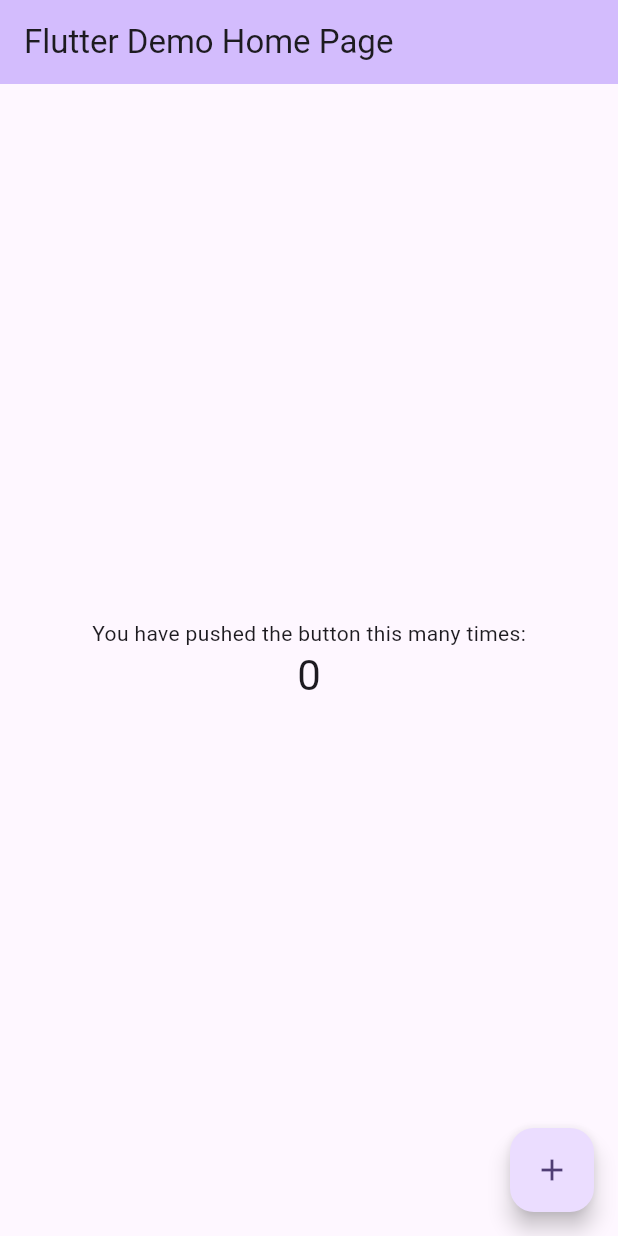
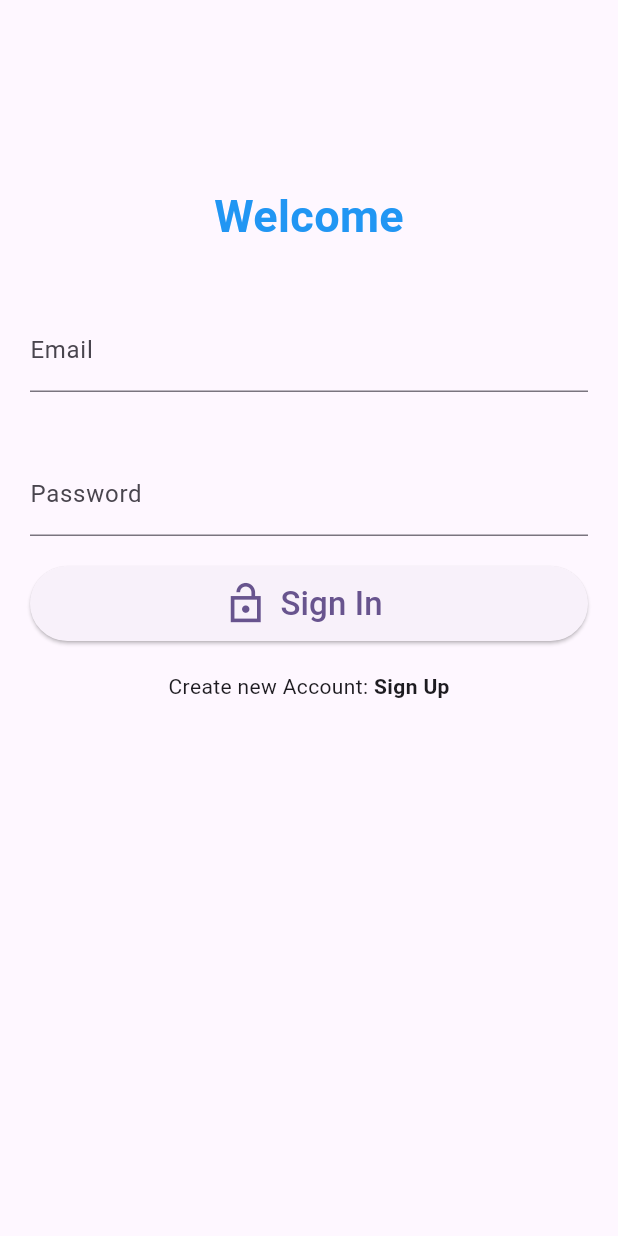
Before and after one commit to teonakuzmanovska/Mobile_Information_Systems, a Flutter app: the screen it shows after launch, on a phone screen of 412 x 824 dp. Run offline on Flutter 3.47's test engine with Material 3 defaults, Android fonts, the phone set to English and light mode, and no system bars; our stand-ins replace firebase_auth, firebase_core; accounts and stored records are empty.

Commit message:
added login and signup functionalities

```diff
--- /dev/null
+++ b/labs/lab3/lib/auth/login_screen.dart
@@ -0,0 +1,121 @@
+import 'package:firebase_auth/firebase_auth.dart';
+import 'package:flutter/material.dart';
+import 'package:lab3/auth/register_screen.dart';
+
+import '../screens/home_screen.dart';
+
+class Login extends StatefulWidget {
+  const Login({super.key});
+  static const String id = "signinScreen";
+
+  @override
+  _LoginScreenState createState() => _LoginScreenState();
+}
+
+class _LoginScreenState extends State<Login> {
+  final TextEditingController _passwordTextController = TextEditingController();
+  final TextEditingController _emailTextController = TextEditingController();
+  bool passwordError = false;
+  bool emailError = false;
+  String loginErrorMessage = "test";
+  bool loginFail = false;
+
+  Future _login() async {
+    try {
+      await FirebaseAuth.instance
+          .signInWithEmailAndPassword(
+              email: _emailTextController.text,
+              password: _passwordTextController.text)
+          .then((value) =>
+              // print("User signed in successfully!");
+              Navigator.push(context,
+                  MaterialPageRoute(builder: (context) => const MyHomePage())));
+    } on FirebaseAuthException catch (e) {
+      print("ERROR");
+      print(e.message);
+      loginFail = true;
+      loginErrorMessage = e.message!;
+
+      if (loginErrorMessage ==
+          "There is no user record corresponding to this identifier. The user may have been deleted.") {
+        emailError = true;
+        loginErrorMessage = "User does not exist, please create new account";
+      } else {
+        passwordError = true;
+        loginErrorMessage = "Password is incorrect";
+      }
+    }
+  }
+
+  @override
+  Widget build(BuildContext context) {
+    return Scaffold(
+        resizeToAvoidBottomInset: false,
+        body: Container(
+            alignment: Alignment.center,
+            child: Padding(
+                padding: EdgeInsets.fromLTRB(
+                    20, MediaQuery.of(context).size.height * 0.1, 20, 0),
+                child: Column(children: <Widget>[
+                  const SizedBox(height: 40),
+                  const Text(
+                    "Welcome",
+                    style: TextStyle(
+                        color: Colors.blue,
+                        fontWeight: FontWeight.bold,
+                        fontSize: 30),
+                  ),
+                  const SizedBox(height: 40),
+                  TextField(
+                    controller: _emailTextController,
+                    textInputAction: TextInputAction.next,
+                    decoration: InputDecoration(
+                        labelText: "Email",
+                        errorText: emailError ? loginErrorMessage : null),
+                  ),
+                  const SizedBox(height: 40),
+                  TextField(
+                    controller: _passwordTextController,
+                    textInputAction: TextInputAction.done,
+                    decoration: InputDecoration(
+                        labelText: "Password",
+                        errorText: passwordError ? loginErrorMessage : null),
+                    obscureText: true,
+                  ),
+                  const SizedBox(height: 20),
+                  ElevatedButton.icon(
+                    style: ElevatedButton.styleFrom(
+                        minimumSize: const Size.fromHeight(50)),
+                    icon: const Icon(
+                      Icons.lock_open_sharp,
+                      size: 30,
+                    ),
+                    label: const Text(
+                      "Sign In",
+                      style: TextStyle(fontSize: 22),
+                    ),
+                    onPressed: _login,
+                  ),
+                  const SizedBox(height: 20),
+                  signUpOption()
+                ]))));
+  }
+
+  Row signUpOption() {
+    return Row(
+      mainAxisAlignment: MainAxisAlignment.center,
+      children: [
+        const Text("Create new Account:"),
+        GestureDetector(
+            onTap: () {
+              Navigator.push(context,
+                  MaterialPageRoute(builder: (context) => const Register()));
+            },
+            child: const Text(
+              " Sign Up",
+              style: TextStyle(fontWeight: FontWeight.bold),
+            )),
+      ],
+    );
+  }
+}
--- a/labs/lab3/lib/main.dart
+++ b/labs/lab3/lib/main.dart
@@ -1,12 +1,13 @@
 import 'package:firebase_core/firebase_core.dart';
 import 'package:flutter/material.dart';
+import 'package:lab3/auth/login_screen.dart';
 import 'package:lab3/firebase_options.dart';
 
 void main() async {
+  runApp(const MyApp());
   await Firebase.initializeApp(
     options: DefaultFirebaseOptions.currentPlatform,
   );
-  runApp(const MyApp());
 }
 
 class MyApp extends StatelessWidget {
@@ -16,115 +17,11 @@ class MyApp extends StatelessWidget {
   @override
   Widget build(BuildContext context) {
     return MaterialApp(
-      title: 'Flutter Demo',
-      theme: ThemeData(
-        // This is the theme of your application.
-        //
-        // TRY THIS: Try running your application with "flutter run". You'll see
-        // the application has a purple toolbar. Then, without quitting the app,
-        // try changing the seedColor in the colorScheme below to Colors.green
-        // and then invoke "hot reload" (save your changes or press the "hot
-        // reload" button in a Flutter-supported IDE, or press "r" if you used
-        // the command line to start the app).
-        //
-        // Notice that the counter didn't reset back to zero; the application
-        // state is not lost during the reload. To reset the state, use hot
-        // restart instead.
-        //
-        // This works for code too, not just values: Most code changes can be
-        // tested with just a hot reload.
-        colorScheme: ColorScheme.fromSeed(seedColor: Colors.deepPurple),
-        useMaterial3: true,
-      ),
-      home: const MyHomePage(title: 'Flutter Demo Home Page'),
-    );
+        title: 'Flutter Demo',
+        theme: ThemeData(
+          colorScheme: ColorScheme.fromSeed(seedColor: Colors.deepPurple),
+          useMaterial3: true,
+        ),
+        home: const Login());
   }
 }
-
-class MyHomePage extends StatefulWidget {
-  const MyHomePage({super.key, required this.title});
-
-  // This widget is the home page of your application. It is stateful, meaning
-  // that it has a State object (defined below) that contains fields that affect
-  // how it looks.
-
-  // This class is the configuration for the state. It holds the values (in this
-  // case the title) provided by the parent (in this case the App widget) and
-  // used by the build method of the State. Fields in a Widget subclass are
-  // always marked "final".
-
-  final String title;
-
-  @override
-  State<MyHomePage> createState() => _MyHomePageState();
-}
-
-class _MyHomePageState extends State<MyHomePage> {
-  int _counter = 0;
-
-  void _incrementCounter() {
-    setState(() {
-      // This call to setState tells the Flutter framework that something has
-      // changed in this State, which causes it to rerun the build method below
-      // so that the display can reflect the updated values. If we changed
-      // _counter without calling setState(), then the build method would not be
-      // called again, and so nothing would appear to happen.
-      _counter++;
-    });
-  }
-
-  @override
-  Widget build(BuildContext context) {
-    // This method is rerun every time setState is called, for instance as done
-    // by the _incrementCounter method above.
-    //
-    // The Flutter framework has been optimized to make rerunning build methods
-    // fast, so that you can just rebuild anything that needs updating rather
-    // than having to individually change instances of widgets.
-    return Scaffold(
-      appBar: AppBar(
-        // TRY THIS: Try changing the color here to a specific color (to
-        // Colors.amber, perhaps?) and trigger a hot reload to see the AppBar
-        // change color while the other colors stay the same.
-        backgroundColor: Theme.of(context).colorScheme.inversePrimary,
-        // Here we take the value from the MyHomePage object that was created by
-        // the App.build method, and use it to set our appbar title.
-        title: Text(widget.title),
-      ),
-      body: Center(
-        // Center is a layout widget. It takes a single child and positions it
-        // in the middle of the parent.
-        child: Column(
-          // Column is also a layout widget. It takes a list of children and
-          // arranges them vertically. By default, it sizes itself to fit its
-          // children horizontally, and tries to be as tall as its parent.
-          //
-          // Column has various properties to control how it sizes itself and
-          // how it positions its children. Here we use mainAxisAlignment to
-          // center the children vertically; the main axis here is the vertical
-          // axis because Columns are vertical (the cross axis would be
-          // horizontal).
-          //
-          // TRY THIS: Invoke "debug painting" (choose the "Toggle Debug Paint"
-          // action in the IDE, or press "p" in the console), to see the
-          // wireframe for each widget.
-          mainAxisAlignment: MainAxisAlignment.center,
-          children: <Widget>[
-            const Text(
-              'You have pushed the button this many times:',
-            ),
-            Text(
-              '$_counter',
-              style: Theme.of(context).textTheme.headlineMedium,
-            ),
-          ],
-        ),
-      ),
-      floatingActionButton: FloatingActionButton(
-        onPressed: _incrementCounter,
-        tooltip: 'Increment',
-        child: const Icon(Icons.add),
-      ), // This trailing comma makes auto-formatting nicer for build methods.
-    );
-  }
-}
--- a/labs/lab3/pubspec.yaml
+++ b/labs/lab3/pubspec.yaml
@@ -36,6 +36,7 @@ dependencies:
   # Use with the CupertinoIcons class for iOS style icons.
   cupertino_icons: ^1.0.6
   firebase_core: ^2.25.4
+  firebase_auth: ^4.17.5
 
 dev_dependencies:
   flutter_test:
```
Also changed, not shown: labs/lab3/lib/auth/register_screen.dart (added, +80 -0 lines), labs/lab3/lib/models/Exam.dart (added, +11 -0 lines), labs/lab3/lib/screens/home_screen.dart (added, +15 -0 lines), labs/lab3/pubspec.lock, 3 other files.
